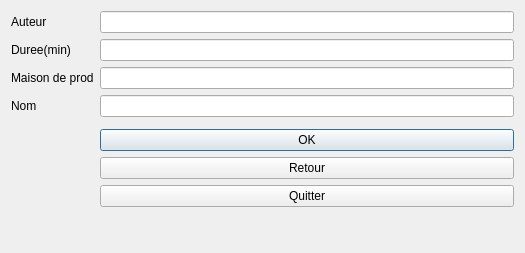
Before: the Qt Designer form fenetre_video.ui in sam19961/ProjetBiblioFinal, drawn with Qt 5.
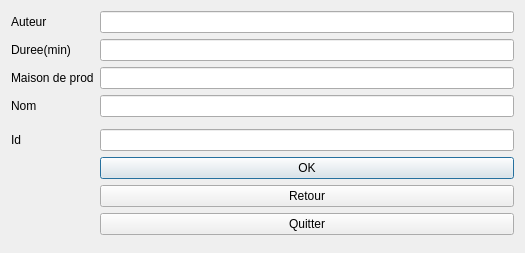
After: the same form once the commit is applied.

Patch:
```diff
--- a/fenetre_video.ui
+++ b/fenetre_video.ui
@@ -78,6 +78,16 @@
      </property>
     </widget>
    </item>
+   <item row="6" column="1">
+    <widget class="QLineEdit" name="fid"/>
+   </item>
+   <item row="6" column="0">
+    <widget class="QLabel" name="label_5">
+     <property name="text">
+      <string>Id</string>
+     </property>
+    </widget>
+   </item>
   </layout>
  </widget>
  <tabstops>
```
